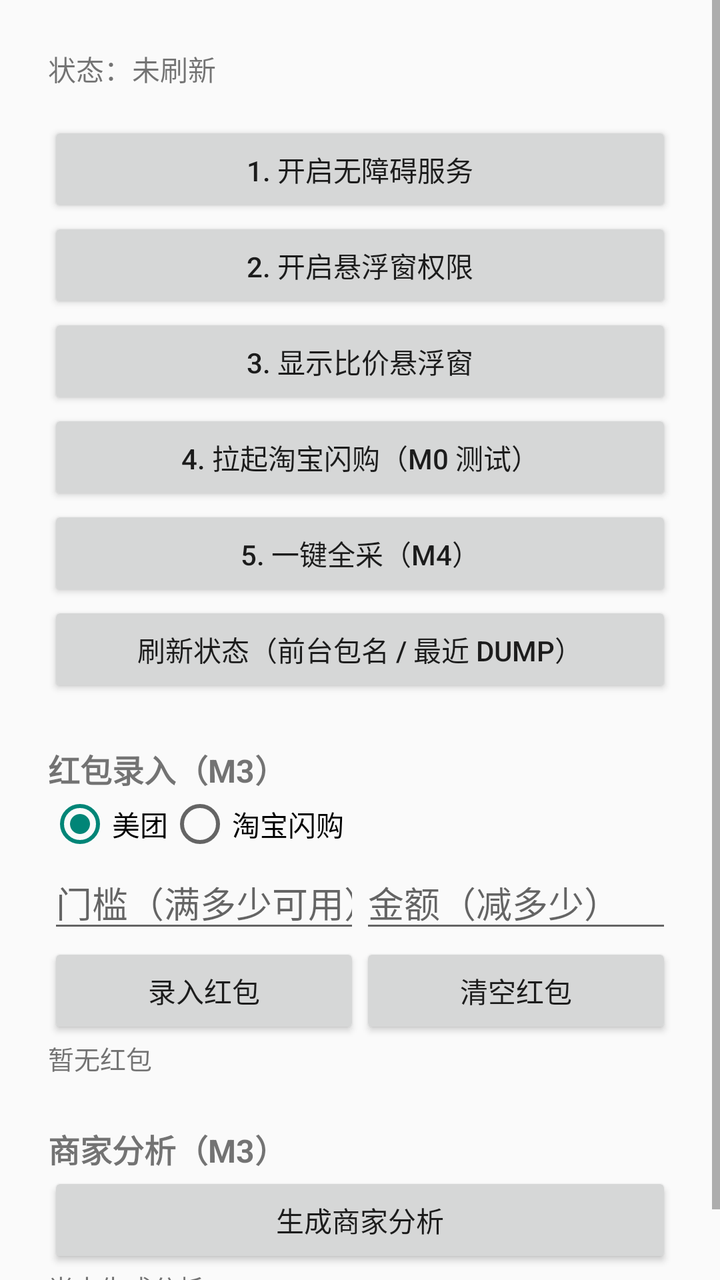
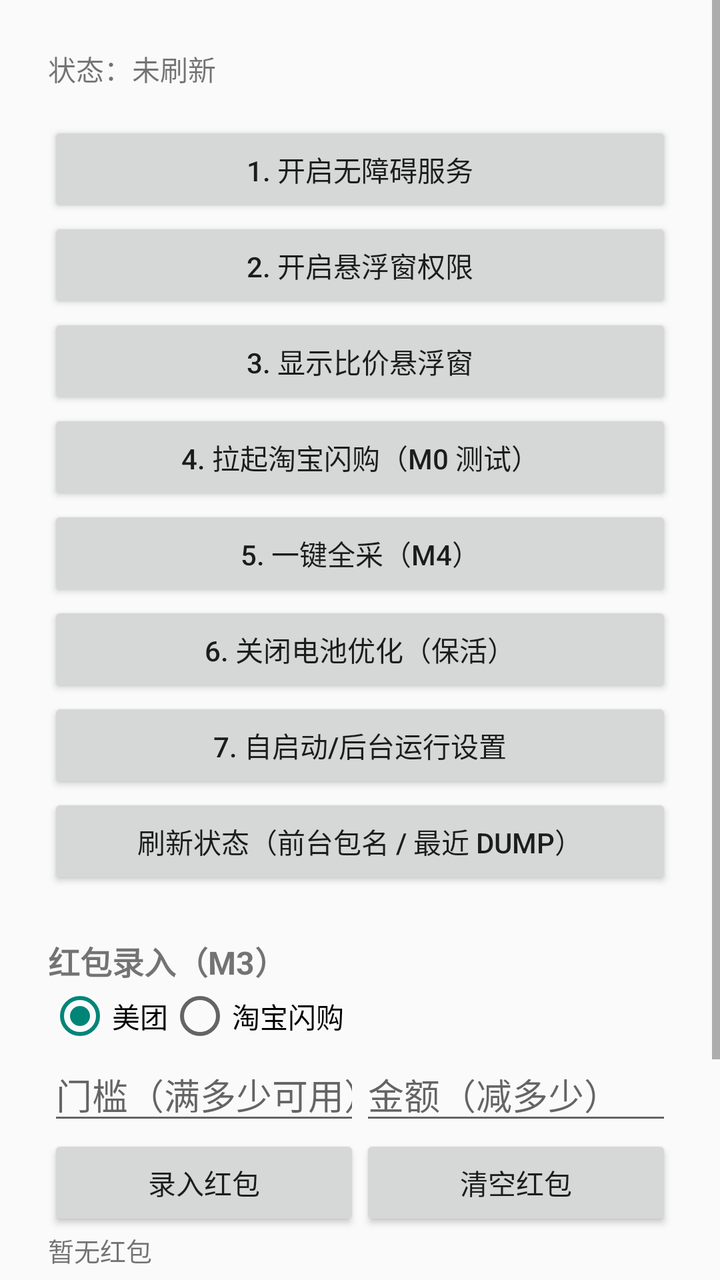

The first picture is an Android layout as it rendered before a commit; the second is the same layout after the commit. The layout source and the unified diff follow.
<!-- AndroidManifest.xml: application theme android:Theme.Material.Light.NoActionBar -->
<!-- res/layout/activity_main.xml -->
<?xml version="1.0" encoding="utf-8"?>
<ScrollView xmlns:android="http://schemas.android.com/apk/res/android"
    android:layout_width="match_parent"
    android:layout_height="match_parent">

    <LinearLayout
        android:layout_width="match_parent"
        android:layout_height="wrap_content"
        android:orientation="vertical"
        android:padding="24dp">

        <TextView
            android:id="@+id/tvStatus"
            android:layout_width="match_parent"
            android:layout_height="wrap_content"
            android:layout_marginBottom="16dp"
            android:text="状态：未刷新"
            android:textSize="14sp" />

        <Button
            android:id="@+id/btnAccessibility"
            android:layout_width="match_parent"
            android:layout_height="wrap_content"
            android:text="1. 开启无障碍服务" />

        <Button
            android:id="@+id/btnOverlayPerm"
            android:layout_width="match_parent"
            android:layout_height="wrap_content"
            android:text="2. 开启悬浮窗权限" />

        <Button
            android:id="@+id/btnShowOverlay"
            android:layout_width="match_parent"
            android:layout_height="wrap_content"
            android:text="3. 显示比价悬浮窗" />

        <Button
            android:id="@+id/btnLaunchFlash"
            android:layout_width="match_parent"
            android:layout_height="wrap_content"
            android:text="4. 拉起淘宝闪购（M0 测试）" />

        <Button
            android:id="@+id/btnAutoCapture"
            android:layout_width="match_parent"
            android:layout_height="wrap_content"
            android:text="5. 一键全采（M4）" />

        <Button
            android:id="@+id/btnRefreshStatus"
            android:layout_width="match_parent"
            android:layout_height="wrap_content"
            android:text="刷新状态（前台包名 / 最近 dump）" />

        
        <TextView
            android:layout_width="match_parent"
            android:layout_height="wrap_content"
            android:layout_marginTop="24dp"
            android:text="红包录入（M3）"
            android:textSize="16sp"
            android:textStyle="bold" />

        <RadioGroup
            android:id="@+id/rgCouponPlatform"
            android:layout_width="match_parent"
            android:layout_height="wrap_content"
            android:orientation="horizontal">

            <RadioButton
                android:id="@+id/rbCouponMeituan"
                android:layout_width="wrap_content"
                android:layout_height="wrap_content"
                android:checked="true"
                android:text="美团" />

            <RadioButton
                android:id="@+id/rbCouponFlash"
                android:layout_width="wrap_content"
                android:layout_height="wrap_content"
                android:text="淘宝闪购" />
        </RadioGroup>

        <LinearLayout
            android:layout_width="match_parent"
            android:layout_height="wrap_content"
            android:orientation="horizontal">

            <EditText
                android:id="@+id/etCouponThreshold"
                android:layout_width="0dp"
                android:layout_height="wrap_content"
                android:layout_weight="1"
                android:hint="门槛（满多少可用）"
                android:inputType="numberDecimal"
                android:importantForAutofill="no" />

            <EditText
                android:id="@+id/etCouponAmount"
                android:layout_width="0dp"
                android:layout_height="wrap_content"
                android:layout_weight="1"
                android:hint="金额（减多少）"
                android:inputType="numberDecimal"
                android:importantForAutofill="no" />
        </LinearLayout>

        <LinearLayout
            android:layout_width="match_parent"
            android:layout_height="wrap_content"
            android:orientation="horizontal">

            <Button
                android:id="@+id/btnCouponSave"
                android:layout_width="0dp"
                android:layout_height="wrap_content"
                android:layout_weight="1"
                android:text="录入红包" />

            <Button
                android:id="@+id/btnCouponClear"
                android:layout_width="0dp"
                android:layout_height="wrap_content"
                android:layout_weight="1"
                android:text="清空红包" />
        </LinearLayout>

        <TextView
            android:id="@+id/tvCouponList"
            android:layout_width="match_parent"
            android:layout_height="wrap_content"
            android:text="暂无红包"
            android:textSize="13sp" />

        
        <TextView
            android:layout_width="match_parent"
            android:layout_height="wrap_content"
            android:layout_marginTop="24dp"
            android:text="商家分析（M3）"
            android:textSize="16sp"
            android:textStyle="bold" />

        <Button
            android:id="@+id/btnAnalyze"
            android:layout_width="match_parent"
            android:layout_height="wrap_content"
            android:text="生成商家分析" />

        <TextView
            android:id="@+id/tvAnalysis"
            android:layout_width="match_parent"
            android:layout_height="wrap_content"
            android:text="尚未生成分析"
            android:textSize="13sp" />
    </LinearLayout>
</ScrollView>
<!-- resources referenced by this layout -->
<resources>

</resources>

<!-- the commit's change to res/layout/activity_main.xml (unified diff, before → after) -->
@@ -46,6 +46,18 @@
             android:layout_width="match_parent"
             android:layout_height="wrap_content"
             android:text="5. 一键全采（M4）" />
+
+        <Button
+            android:id="@+id/btnBatteryOpt"
+            android:layout_width="match_parent"
+            android:layout_height="wrap_content"
+            android:text="6. 关闭电池优化（保活）" />
+
+        <Button
+            android:id="@+id/btnAutoStart"
+            android:layout_width="match_parent"
+            android:layout_height="wrap_content"
+            android:text="7. 自启动/后台运行设置" />
 
         <Button
             android:id="@+id/btnRefreshStatus"
